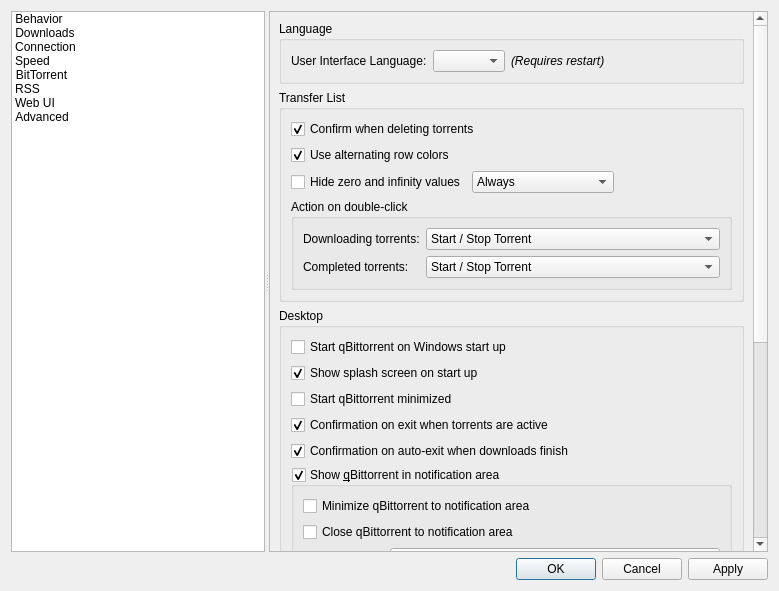
The window that src/gui/optionsdlg.ui (qbittorrent/qBittorrent) describes before a commit, drawn with Qt 5.
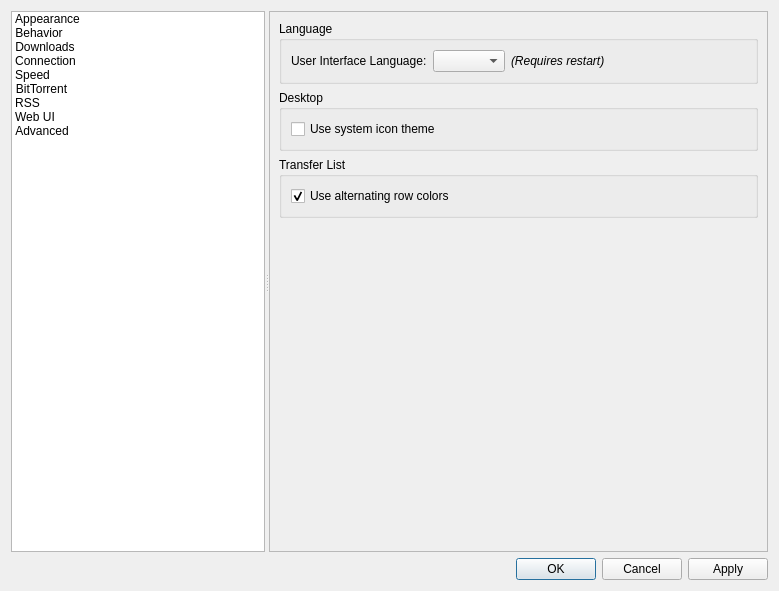
The same window after the commit. Icons and pictures are not drawn. Custom widgets are drawn as their Qt base class.

Commit message:
Add appearance options tab
by @magao: Consolidate appearance options in their own tab.
by @evsh: Add preferences-desktop-theme icon, copied from fa-desktop
(Unicode f108) symbol of FontAwesome

```diff
--- a/src/gui/optionsdlg.ui
+++ b/src/gui/optionsdlg.ui
@@ -47,6 +47,11 @@
       <property name="currentRow">
        <number>-1</number>
       </property>
+      <item>
+       <property name="text">
+        <string>Appearance</string>
+       </property>
+      </item>
       <item>
        <property name="text">
         <string>Behavior</string>
@@ -92,8 +97,8 @@
       <property name="currentIndex">
        <number>0</number>
       </property>
-      <widget class="QWidget" name="tabBehaviorPage">
-       <layout class="QVBoxLayout" name="verticalLayout_10">
+      <widget class="QWidget" name="tabAppearancePage">
+       <layout class="QVBoxLayout" name="verticalLayout_21">
         <property name="leftMargin">
          <number>0</number>
         </property>
@@ -107,7 +112,7 @@
          <number>0</number>
         </property>
         <item>
-         <widget class="QScrollArea" name="scrollArea">
+         <widget class="QScrollArea" name="scrollArea_5">
           <property name="sizePolicy">
            <sizepolicy hsizetype="Expanding" vsizetype="Preferred">
             <horstretch>0</horstretch>
@@ -126,7 +131,7 @@
              <height>893</height>
             </rect>
            </property>
-           <layout class="QVBoxLayout" name="verticalLayout_9">
+           <layout class="QVBoxLayout" name="verticalLayout_25">
             <item>
              <widget class="QGroupBox" name="UISettingsBox">
               <property name="title">
@@ -192,6 +197,95 @@
              </widget>
             </item>
             <item>
+             <widget class="QGroupBox" name="groupBoxAppearanceDesktop">
+              <property name="title">
+               <string>Desktop</string>
+              </property>
+              <layout class="QVBoxLayout" name="verticalLayout_27">
+               <item>
+                <widget class="QCheckBox" name="checkUseSystemTheme">
+                 <property name="text">
+                  <string>Use system icon theme</string>
+                 </property>
+                </widget>
+               </item>
+              </layout>
+             </widget>
+            </item>
+            <item>
+             <widget class="QGroupBox" name="groupBox_5">
+              <property name="title">
+               <string>Transfer List</string>
+              </property>
+              <layout class="QVBoxLayout" name="verticalLayout_26">
+               <item>
+                <widget class="QCheckBox" name="checkAltRowColors">
+                 <property name="text">
+                  <string extracomment="In transfer list, one every two rows will have grey background.">Use alternating row colors</string>
+                 </property>
+                 <property name="checked">
+                  <bool>true</bool>
+                 </property>
+                </widget>
+               </item>
+              </layout>
+             </widget>
+            </item>
+            <item>
+             <spacer name="verticalSpacer_5">
+              <property name="orientation">
+               <enum>Qt::Vertical</enum>
+              </property>
+              <property name="sizeHint" stdset="0">
+               <size>
+                <width>20</width>
+                <height>40</height>
+               </size>
+              </property>
+             </spacer>
+            </item>
+           </layout>
+          </widget>
+         </widget>
+        </item>
+       </layout>
+      </widget>
+      <widget class="QWidget" name="tabBehaviorPage">
+       <layout class="QVBoxLayout" name="verticalLayout_10">
+        <property name="leftMargin">
+         <number>0</number>
+        </property>
+        <property name="topMargin">
+         <number>0</number>
+        </property>
+        <property name="rightMargin">
+         <number>0</number>
+        </property>
+        <property name="bottomMargin">
+         <number>0</number>
+        </property>
+        <item>
+         <widget class="QScrollArea" name="scrollArea">
+          <property name="sizePolicy">
+           <sizepolicy hsizetype="Expanding" vsizetype="Preferred">
+            <horstretch>0</horstretch>
+            <verstretch>0</verstretch>
+           </sizepolicy>
+          </property>
+          <property name="widgetResizable">
+           <bool>true</bool>
+          </property>
+          <widget class="QWidget" name="scrollAreaWidgetContents">
+           <property name="geometry">
+            <rect>
+             <x>0</x>
+             <y>0</y>
+             <width>504</width>
+             <height>849</height>
+            </rect>
+           </property>
+           <layout class="QVBoxLayout" name="verticalLayout_9">
+            <item>
              <widget class="QGroupBox" name="groupBox_4">
               <property name="title">
                <string>Transfer List</string>
@@ -207,16 +301,6 @@
                  </property>
                 </widget>
                </item>
-               <item>
-                <widget class="QCheckBox" name="checkAltRowColors">
-                 <property name="text">
-                  <string extracomment="In transfer list, one every two rows will have grey background.">Use alternating row colors</string>
-                 </property>
-                 <property name="checked">
-                  <bool>true</bool>
-                 </property>
-                </widget>
-               </item>
                <item>
                 <layout class="QHBoxLayout" name="horizontalLayout">
                  <item>
```
Left out of the diff: 5 changed lines with no effect on the pictures. The commit also changes 9 other files.
